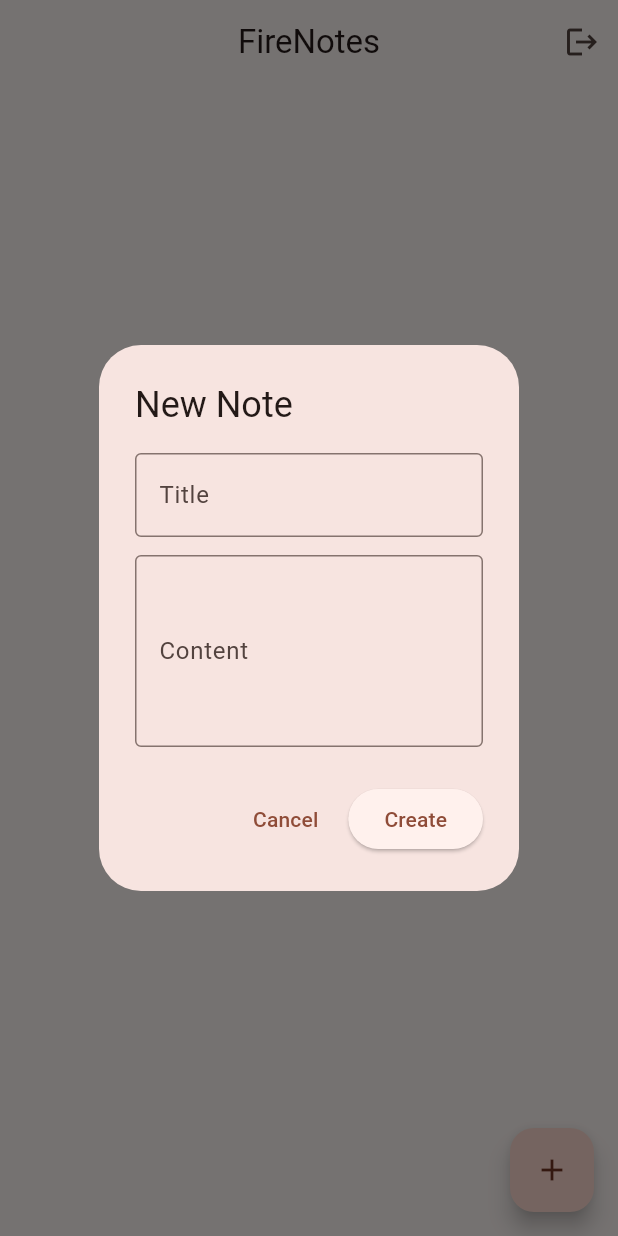
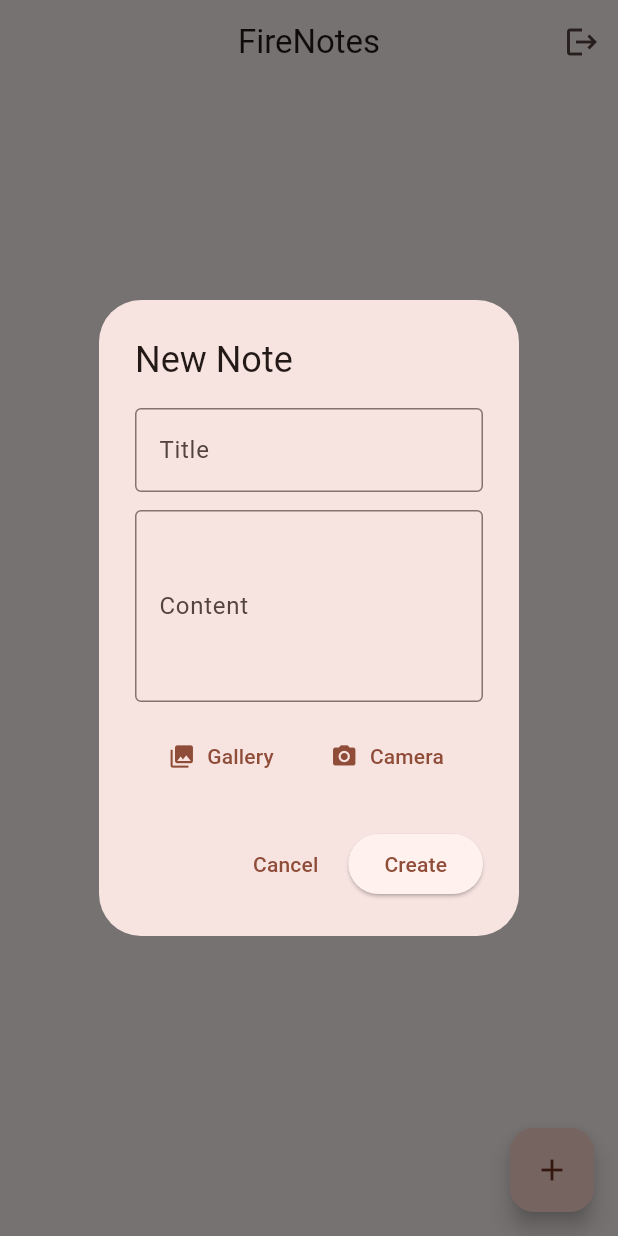
Before and after one commit to kaushik-codex/fire_notes, a Flutter app: the screen it shows once a user with an empty profile is signed in, after a tap on the "add" icon, on a phone screen of 412 x 824 dp. Run offline on Flutter 3.47's test engine with Material 3 defaults, Android fonts, the phone set to English and light mode, and no system bars; our stand-ins replace cloud_firestore, firebase_auth, firebase_core, flutter_secure_storage, image_picker; missing offline and left inert: cloudinary_public; accounts and stored records are empty.

Commit message:
feat: add Image Picker & Image Preview to NotesScreen

```diff
--- a/lib/screens/notes_screen.dart
+++ b/lib/screens/notes_screen.dart
@@ -1,4 +1,6 @@
+import 'dart:io';
 import 'package:flutter/material.dart';
+import 'package:image_picker/image_picker.dart';
 import 'package:provider/provider.dart';
 import '../models/note_model.dart';
 import '../repositories/notes_repository.dart';
@@ -12,9 +14,14 @@ class NotesScreen extends StatefulWidget {
 }
 
 class _NotesScreenState extends State<NotesScreen> {
+  final ImagePicker _picker = ImagePicker();
+
   void _showNoteDialog({NoteModel? note}) {
     final titleController = TextEditingController(text: note?.title ?? '');
     final contentController = TextEditingController(text: note?.content ?? '');
+    File? selectedImage;
+    bool isUploading = false;
+
     final authService = context.read<AuthService>();
     final notesRepo = context.read<INotesRepository>();
     final uid = authService.currentUid;
@@ -23,9 +30,25 @@ class _NotesScreenState extends State<NotesScreen> {
 
     showDialog(
       context: context,
-      builder: (dialogContext) => AlertDialog(
+      barrierDismissible: false,
+      builder: (dialogContext) => StatefulBuilder(
+        builder: (context, setDialogState) {
+          Future<void> pickImage(ImageSource source) async {
+            final pickedFile = await _picker.pickImage(
+              source: source,
+              imageQuality: 70, // Optimize upload payload size
+            );
+            if (pickedFile != null) {
+              setDialogState(() {
+                selectedImage = File(pickedFile.path);
+              });
+            }
+          }
+
+          return AlertDialog(
             title: Text(note == null ? 'New Note' : 'Edit Note'),
-        content: Column(
+            content: SingleChildScrollView(
+              child: Column(
                 mainAxisSize: MainAxisSize.min,
                 children: [
                   TextField(
@@ -44,24 +67,71 @@ class _NotesScreenState extends State<NotesScreen> {
                       border: OutlineInputBorder(),
                     ),
                   ),
+                  const SizedBox(height: 12),
+                  if (selectedImage != null) ...[
+                    ClipRRect(
+                      borderRadius: BorderRadius.circular(8),
+                      child: Image.file(
+                        selectedImage!,
+                        height: 150,
+                        width: double.infinity,
+                        fit: BoxFit.cover,
+                      ),
+                    ),
+                    const SizedBox(height: 8),
+                  ] else if (note?.imageUrl != null && note!.imageUrl!.isNotEmpty) ...[
+                    ClipRRect(
+                      borderRadius: BorderRadius.circular(8),
+                      child: Image.network(
+                        note.imageUrl!,
+                        height: 150,
+                        width: double.infinity,
+                        fit: BoxFit.cover,
+                      ),
+                    ),
+                    const SizedBox(height: 8),
                   ],
+                  Row(
+                    mainAxisAlignment: MainAxisAlignment.spaceEvenly,
+                    children: [
+                      TextButton.icon(
+                        onPressed: () => pickImage(ImageSource.gallery),
+                        icon: const Icon(Icons.photo_library),
+                        label: const Text('Gallery'),
+                      ),
+                      TextButton.icon(
+                        onPressed: () => pickImage(ImageSource.camera),
+                        icon: const Icon(Icons.camera_alt),
+                        label: const Text('Camera'),
+                      ),
+                    ],
+                  ),
+                ],
+              ),
             ),
             actions: [
               TextButton(
-            onPressed: () => Navigator.pop(dialogContext),
+                onPressed: isUploading ? null : () => Navigator.pop(dialogContext),
                 child: const Text('Cancel'),
               ),
               ElevatedButton(
-            onPressed: () async {
+                onPressed: isUploading
+                    ? null
+                    : () async {
                   final title = titleController.text.trim();
                   final content = contentController.text.trim();
 
                   if (title.isNotEmpty) {
+                    setDialogState(() {
+                      isUploading = true;
+                    });
+
                     if (note == null) {
                       await notesRepo.addNote(
                         uid: uid,
                         title: title,
                         content: content,
+                        imageFile: selectedImage,
                       );
                     } else {
                       await notesRepo.updateNote(
@@ -69,24 +139,33 @@ class _NotesScreenState extends State<NotesScreen> {
                         noteId: note.id,
                         title: title,
                         content: content,
+                        imageUrl: note.imageUrl,
                       );
                     }
                   }
                   if (mounted) Navigator.pop(dialogContext);
                 },
-            child: Text(note == null ? 'Create' : 'Save'),
+                child: isUploading
+                    ? const SizedBox(
+                  height: 18,
+                  width: 18,
+                  child: CircularProgressIndicator(strokeWidth: 2),
+                )
+                    : Text(note == null ? 'Create' : 'Save'),
               ),
             ],
+          );
+        },
       ),
     );
   }
 
-  Future<void> _deleteNote(String noteId) async {
+  Future<void> _deleteNote(NoteModel note) async {
     final authService = context.read<AuthService>();
     final notesRepo = context.read<INotesRepository>();
     final uid = authService.currentUid;
     if (uid == null) return;
-    await notesRepo.deleteNote(uid: uid, noteId: noteId);
+    await notesRepo.deleteNote(uid: uid, note: note);
   }
 
   @override
@@ -140,8 +219,19 @@ class _NotesScreenState extends State<NotesScreen> {
               final note = notes[index];
               return Card(
                 elevation: 2,
+                clipBehavior: Clip.antiAlias,
                 margin: const EdgeInsets.symmetric(vertical: 6),
-                child: ListTile(
+                child: Column(
+                  crossAxisAlignment: CrossAxisAlignment.start,
+                  children: [
+                    if (note.imageUrl != null && note.imageUrl!.isNotEmpty)
+                      Image.network(
+                        note.imageUrl!,
+                        height: 180,
+                        width: double.infinity,
+                        fit: BoxFit.cover,
+                      ),
+                    ListTile(
                       title: Text(
                         note.title,
                         style: const TextStyle(fontWeight: FontWeight.bold),
@@ -154,8 +244,10 @@ class _NotesScreenState extends State<NotesScreen> {
                       onTap: () => _showNoteDialog(note: note),
                       trailing: IconButton(
                         icon: const Icon(Icons.delete_outline, color: Colors.red),
-                    onPressed: () => _deleteNote(note.id),
+                        onPressed: () => _deleteNote(note),
                       ),
+                    ),
+                  ],
                 ),
               );
             },
```
Lines whose indentation alone changed are shown as unchanged.
